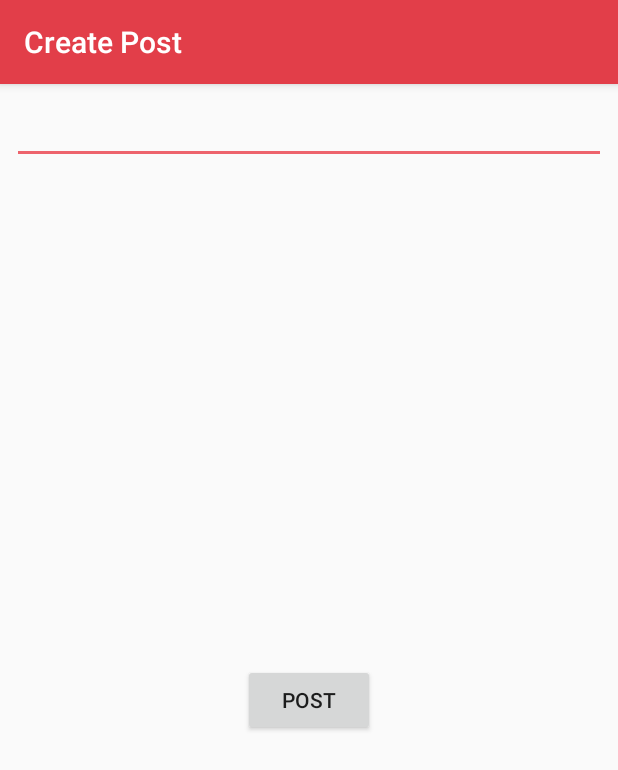
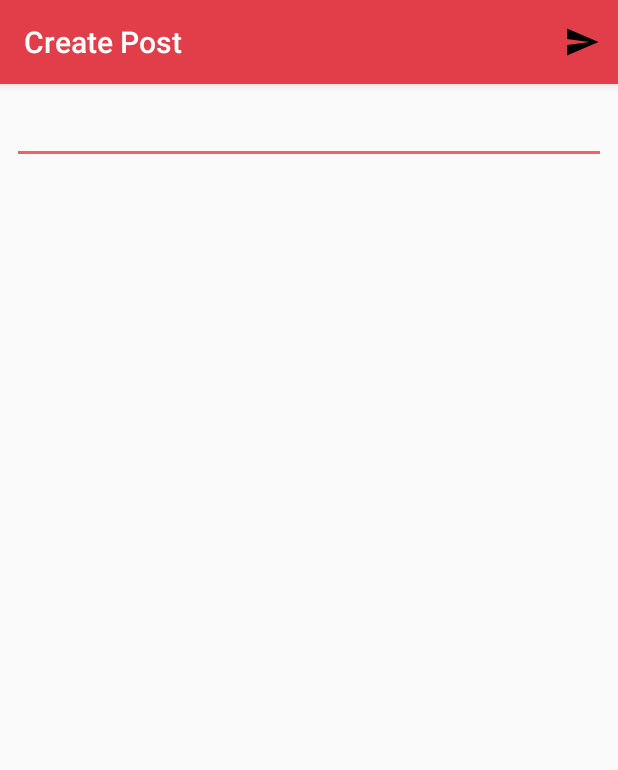
Before and after one commit to ericsu921/mobile-credera-all, an Android app: the PostEntryActivity screen opened directly, with no data from a screen before it, on a phone screen of 412 x 824 dp. Shown: the top 770 px of the screen. Run offline under Robolectric (Android 15) with nearby library versions, the phone set to English and light mode, and no system bars; our stand-ins replace Firebase (no records; nobody signed in at launch, a user with empty details on screens opened directly).

Commit message:
Added post to toolbar.

```diff
--- a/app/src/main/java/com/credera/mobile/crederaall/PostEntryActivity.java
+++ b/app/src/main/java/com/credera/mobile/crederaall/PostEntryActivity.java
@@ -3,6 +3,9 @@ package com.credera.mobile.crederaall;
 import android.os.Bundle;
 import android.support.v7.app.AppCompatActivity;
 import android.support.v7.widget.Toolbar;
+import android.view.Menu;
+import android.view.MenuInflater;
+import android.view.MenuItem;
 import android.view.View;
 import android.widget.Button;
 import android.widget.EditText;
@@ -13,6 +16,8 @@ import java.util.ArrayList;
 
 public class PostEntryActivity extends AppCompatActivity {
 
+    private EditText postContent;
+
     @Override
     protected void onCreate(Bundle savedInstanceState) {
         super.onCreate(savedInstanceState);
@@ -20,12 +25,21 @@ public class PostEntryActivity extends AppCompatActivity {
         Toolbar toolbar = (Toolbar) findViewById(R.id.toolbar);
         setSupportActionBar(toolbar);
 
-        final EditText postContent = (EditText) findViewById(R.id.post_content);
+        postContent = (EditText) findViewById(R.id.post_content);
+    }
 
-        final Button postButton = (Button) findViewById(R.id.post_button);
-        postButton.setOnClickListener(new View.OnClickListener() {
-            @Override
-            public void onClick(View view) {
+    @Override
+    public boolean onCreateOptionsMenu(Menu menu) {
+        final MenuInflater inflater = getMenuInflater();
+        inflater.inflate(R.menu.activity_post_menu, menu);
+        return true;
+    }
+
+    @Override
+    public boolean onOptionsItemSelected(MenuItem item) {
+
+        switch (item.getItemId()) {
+            case R.id.menu_post:
                 Post post = new Post();
 
                 post.setContent(postContent.getText().toString());
@@ -37,7 +51,9 @@ public class PostEntryActivity extends AppCompatActivity {
 
                 FireBaseHelper.submitPost(ref, post);
                 finish();
-            }
-        });
+                return true;
+        }
+
+        return false;
     }
 }
--- a/app/src/main/res/layout/content_post_entry1.xml
+++ b/app/src/main/res/layout/content_post_entry1.xml
@@ -28,18 +28,4 @@
         app:layout_constraintHorizontal_bias="0.503"
         app:layout_constraintVertical_bias="0.021" />
 
-    <Button
-        android:id="@+id/post_button"
-        android:layout_width="wrap_content"
-        android:layout_height="wrap_content"
-        android:text="Post"
-        android:layout_marginRight="8dp"
-        app:layout_constraintRight_toRightOf="parent"
-        android:layout_marginLeft="8dp"
-        app:layout_constraintLeft_toLeftOf="parent"
-        android:layout_marginTop="8dp"
-        app:layout_constraintTop_toBottomOf="@+id/post_content"
-        app:layout_constraintBottom_toBottomOf="parent"
-        android:layout_marginBottom="8dp" />
-
 </android.support.constraint.ConstraintLayout>
```
